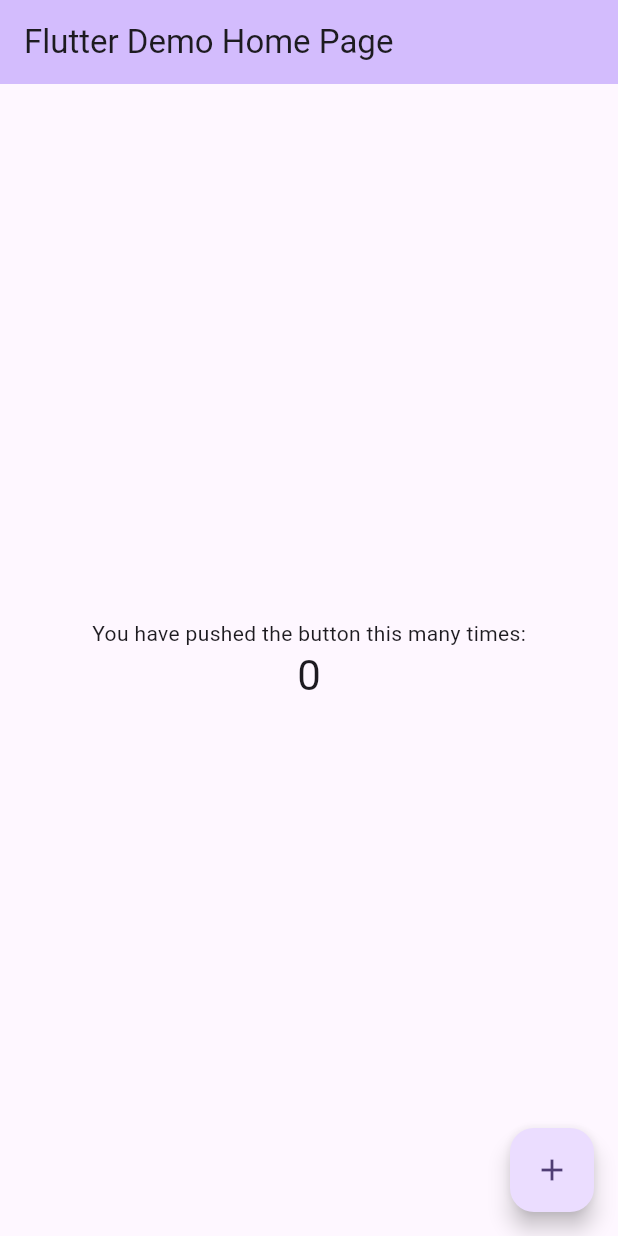
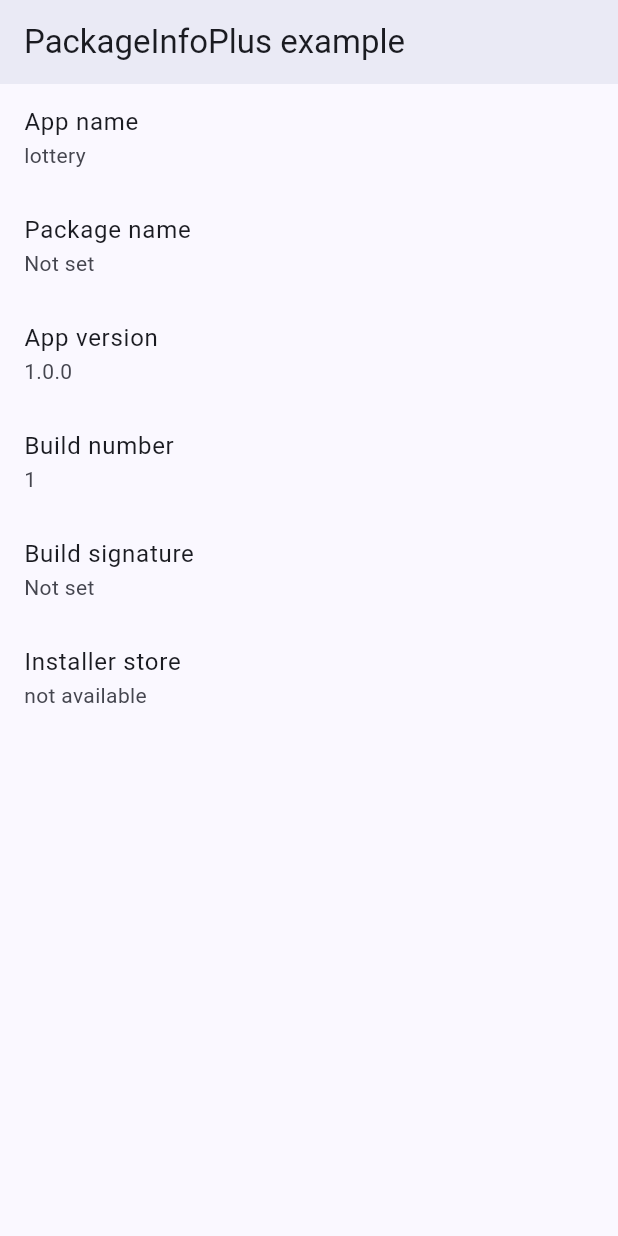
Before and after one commit to tarzanking/flutter_base, a Flutter app: the screen it shows after launch, on a phone screen of 412 x 824 dp. Run offline on Flutter 3.47's test engine with Material 3 defaults, Android fonts, the phone set to English and light mode, and no system bars; our stand-ins replace package_info_plus.

```diff
--- a/lib/main.dart
+++ b/lib/main.dart
@@ -1,4 +1,13 @@
+// Copyright 2017 The Chromium Authors. All rights reserved.
+// Use of this source code is governed by a BSD-style license that can be
+// found in the LICENSE file.
+
+// ignore_for_file: public_member_api_docs
+
+import 'dart:async';
+
 import 'package:flutter/material.dart';
+import 'package:package_info_plus/package_info_plus.dart';
 
 void main() {
   runApp(const MyApp());
@@ -7,119 +16,76 @@ void main() {
 class MyApp extends StatelessWidget {
   const MyApp({super.key});
 
-  // This widget is the root of your application.
   @override
   Widget build(BuildContext context) {
     return MaterialApp(
-      title: 'Flutter Demo',
+      title: 'PackageInfoPlus Demo',
       theme: ThemeData(
-        // This is the theme of your application.
-        //
-        // TRY THIS: Try running your application with "flutter run". You'll see
-        // the application has a purple toolbar. Then, without quitting the app,
-        // try changing the seedColor in the colorScheme below to Colors.green
-        // and then invoke "hot reload" (save your changes or press the "hot
-        // reload" button in a Flutter-supported IDE, or press "r" if you used
-        // the command line to start the app).
-        //
-        // Notice that the counter didn't reset back to zero; the application
-        // state is not lost during the reload. To reset the state, use hot
-        // restart instead.
-        //
-        // This works for code too, not just values: Most code changes can be
-        // tested with just a hot reload.
-        colorScheme: ColorScheme.fromSeed(seedColor: Colors.deepPurple),
         useMaterial3: true,
+        colorSchemeSeed: const Color(0x9f4376f8),
       ),
-      home: const MyHomePage(title: 'Flutter Demo Home Page'),
+      home: const MyHomePage(),
     );
   }
 }
 
 class MyHomePage extends StatefulWidget {
-  const MyHomePage({super.key, required this.title});
-
-  // This widget is the home page of your application. It is stateful, meaning
-  // that it has a State object (defined below) that contains fields that affect
-  // how it looks.
-
-  // This class is the configuration for the state. It holds the values (in this
-  // case the title) provided by the parent (in this case the App widget) and
-  // used by the build method of the State. Fields in a Widget subclass are
-  // always marked "final".
-
-  final String title;
+  const MyHomePage({super.key});
 
   @override
   State<MyHomePage> createState() => _MyHomePageState();
 }
 
 class _MyHomePageState extends State<MyHomePage> {
-  int _counter = 0;
+  PackageInfo _packageInfo = PackageInfo(
+    appName: 'Unknown',
+    packageName: 'Unknown',
+    version: 'Unknown',
+    buildNumber: 'Unknown',
+    buildSignature: 'Unknown',
+    installerStore: 'Unknown',
+  );
 
-  void _incrementCounter() {
+  @override
+  void initState() {
+    super.initState();
+    _initPackageInfo();
+  }
+
+  Future<void> _initPackageInfo() async {
+    final info = await PackageInfo.fromPlatform();
     setState(() {
-      // This call to setState tells the Flutter framework that something has
-      // changed in this State, which causes it to rerun the build method below
-      // so that the display can reflect the updated values. If we changed
-      // _counter without calling setState(), then the build method would not be
-      // called again, and so nothing would appear to happen.
-      _counter++;
+      _packageInfo = info;
     });
+  }
+
+  Widget _infoTile(String title, String subtitle) {
+    return ListTile(
+      title: Text(title),
+      subtitle: Text(subtitle.isEmpty ? 'Not set' : subtitle),
+    );
   }
 
   @override
   Widget build(BuildContext context) {
-    // This method is rerun every time setState is called, for instance as done
-    // by the _incrementCounter method above.
-    //
-    // The Flutter framework has been optimized to make rerunning build methods
-    // fast, so that you can just rebuild anything that needs updating rather
-    // than having to individually change instances of widgets.
     return Scaffold(
       appBar: AppBar(
-        // TRY THIS: Try changing the color here to a specific color (to
-        // Colors.amber, perhaps?) and trigger a hot reload to see the AppBar
-        // change color while the other colors stay the same.
-        backgroundColor: Theme.of(context).colorScheme.inversePrimary,
-        // Here we take the value from the MyHomePage object that was created by
-        // the App.build method, and use it to set our appbar title.
-        title: Text(widget.title),
+        title: const Text('PackageInfoPlus example'),
+        elevation: 4,
       ),
-      body: Center(
-        // Center is a layout widget. It takes a single child and positions it
-        // in the middle of the parent.
-        child: Column(
-          // Column is also a layout widget. It takes a list of children and
-          // arranges them vertically. By default, it sizes itself to fit its
-          // children horizontally, and tries to be as tall as its parent.
-          //
-          // Column has various properties to control how it sizes itself and
-          // how it positions its children. Here we use mainAxisAlignment to
-          // center the children vertically; the main axis here is the vertical
-          // axis because Columns are vertical (the cross axis would be
-          // horizontal).
-          //
-          // TRY THIS: Invoke "debug painting" (choose the "Toggle Debug Paint"
-          // action in the IDE, or press "p" in the console), to see the
-          // wireframe for each widget.
-          mainAxisAlignment: MainAxisAlignment.center,
-          children: <Widget>[
-            const Text(
-              'You have pushed the button this many times:',
-            ),
-            Text(
-              '$_counter',
-              style: Theme.of(context).textTheme.headlineMedium,
-            ),
-          ],
-        ),
+      body: ListView(
+        children: <Widget>[
+          _infoTile('App name', _packageInfo.appName),
+          _infoTile('Package name', _packageInfo.packageName),
+          _infoTile('App version', _packageInfo.version),
+          _infoTile('Build number', _packageInfo.buildNumber),
+          _infoTile('Build signature', _packageInfo.buildSignature),
+          _infoTile(
+            'Installer store',
+            _packageInfo.installerStore ?? 'not available',
+          ),
+        ],
       ),
-      floatingActionButton: FloatingActionButton(
-        onPressed: _incrementCounter,
-        tooltip: 'Increment',
-        child: const Icon(Icons.add),
-      ), // This trailing comma makes auto-formatting nicer for build methods.
     );
   }
 }
--- a/pubspec.yaml
+++ b/pubspec.yaml
@@ -35,6 +35,7 @@ dependencies:
   # The following adds the Cupertino Icons font to your application.
   # Use with the CupertinoIcons class for iOS style icons.
   cupertino_icons: ^1.0.8
+  package_info_plus: ^8.1.0
 
 dev_dependencies:
   flutter_test:
```
Also changed, not shown: 11 other files.
